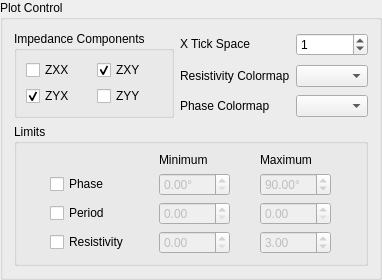
The window that mtpy/gui/SmartMT/ui_asset/groupbox_plot_control_resistivity_phase_pseudo_section.ui (MTgeophysics/mtpy) describes before a commit, drawn with Qt 5.
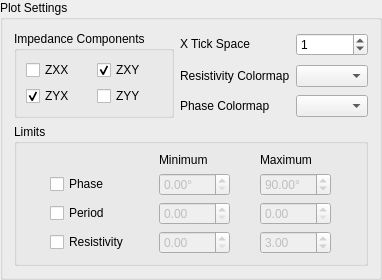
The same window after the commit.

Diff of the .ui file:
```diff
--- a/mtpy/gui/SmartMT/ui_asset/groupbox_plot_control_resistivity_phase_pseudo_section.ui
+++ b/mtpy/gui/SmartMT/ui_asset/groupbox_plot_control_resistivity_phase_pseudo_section.ui
@@ -20,7 +20,7 @@
    <string>GroupBox</string>
   </property>
   <property name="title">
-   <string>Plot Control</string>
+      <string>Plot Settings</string>
   </property>
   <layout class="QGridLayout" name="gridLayout">
    <item row="0" column="1">
```
Left out of the diff: 3 changed lines with no effect on the pictures.
